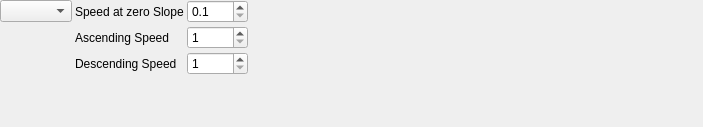
Maproom/qmapshack, file src/qmapshack/gis/trk/filter/IFilterSpeedHike.ui: the form before one commit.
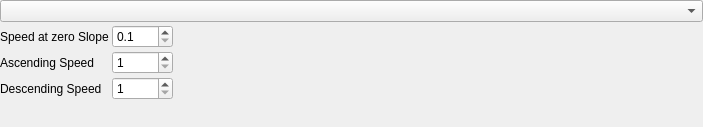
The form after the commit.

```diff
--- a/src/qmapshack/gis/trk/filter/IFilterSpeedHike.ui
+++ b/src/qmapshack/gis/trk/filter/IFilterSpeedHike.ui
@@ -13,7 +13,7 @@
   <property name="windowTitle">
    <string>Form</string>
   </property>
-  <layout class="QHBoxLayout" name="horizontalLayout">
+  <layout class="QVBoxLayout" name="horizontalLayout">
    <property name="spacing">
     <number>3</number>
    </property>
@@ -34,19 +34,6 @@
      <item>
       <widget class="QComboBox" name="comboHikingType"/>
      </item>
-     <item>
-      <spacer name="verticalSpacer_4">
-       <property name="orientation">
-        <enum>Qt::Vertical</enum>
-       </property>
-       <property name="sizeHint" stdset="0">
-        <size>
-         <width>20</width>
-         <height>40</height>
-        </size>
-       </property>
-      </spacer>
-     </item>
     </layout>
    </item>
    <item>
```
